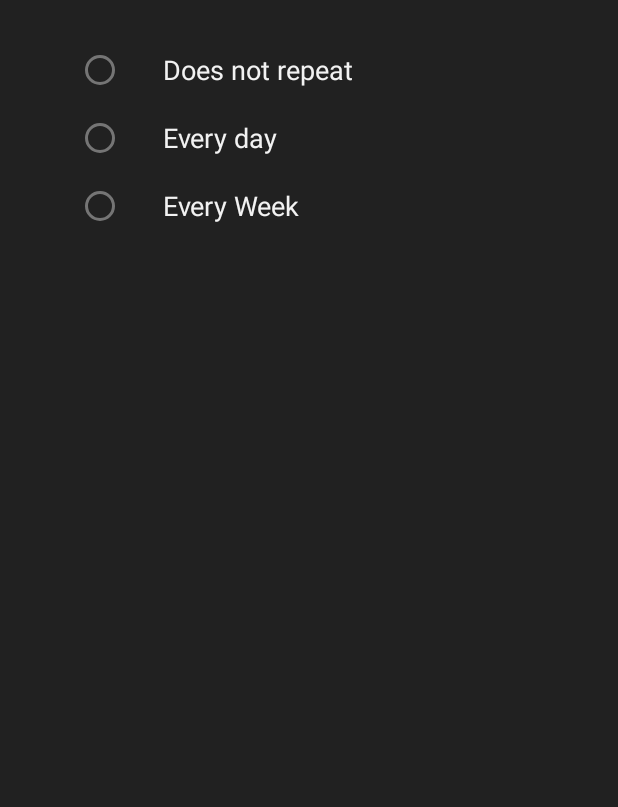
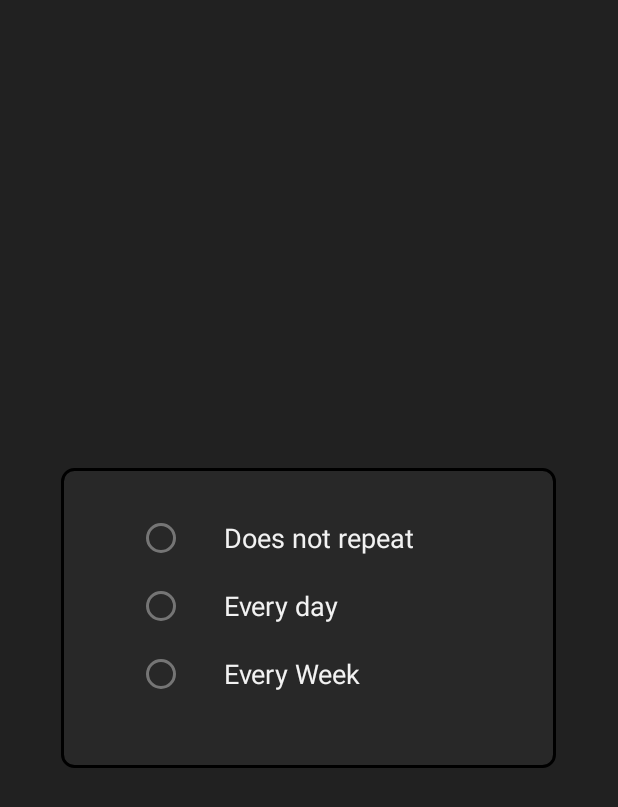
Before and after one commit to antonio-1337/ProdApptivity, an Android app: the layout pop_up_reapiting_task.xml on its own in the app's theme, with its tools: preview values and no code run, on a phone screen of 412 x 824 dp. Shown: the top 807 px of the screen. Run offline under Robolectric (Android 15) with nearby library versions, the phone set to English and light mode, and no system bars.

Commit message:
fix pop up

```diff
--- a/app/src/main/res/layout/delete_task_message.xml
+++ b/app/src/main/res/layout/pop_up_delete_task_message.xml
@@ -4,6 +4,8 @@
     xmlns:tools="http://schemas.android.com/tools"
     android:layout_width="360dp"
     android:layout_height="220dp"
+    android:layout_margin="25dp"
+    android:layout_gravity="center"
     android:background="@drawable/task_info_card">
 
     <TextView
--- a/app/src/main/res/layout/pop_up_reapiting_task.xml
+++ b/app/src/main/res/layout/pop_up_reapiting_task.xml
@@ -4,6 +4,9 @@
     xmlns:tools="http://schemas.android.com/tools"
     android:layout_width="330dp"
     android:layout_height="200dp"
+    android:layout_margin="25dp"
+    android:layout_gravity="center"
+    android:background="@drawable/task_info_card"
     android:orientation="vertical">
 
 
```
